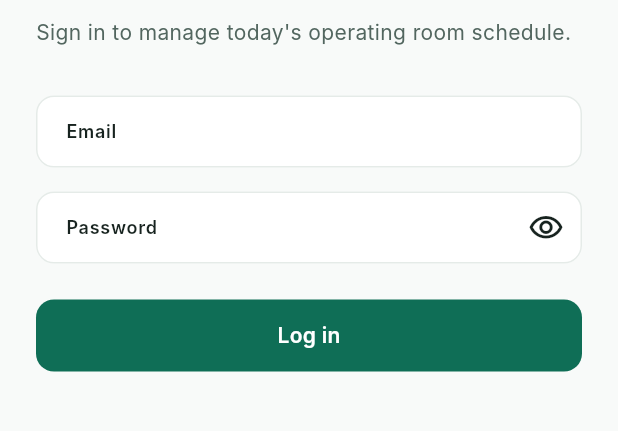
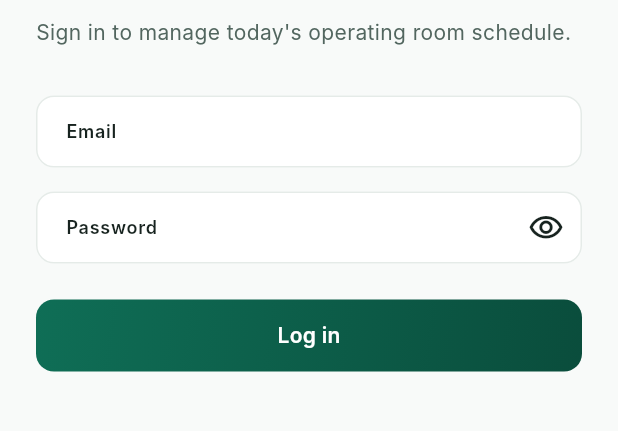
Before and after one commit to MhdAbdAlomari/shifa-app, a Flutter app: the screen it shows after launch, on a phone screen of 412 x 824 dp, the part 461-892 px from its top. Run offline on Flutter 3.47's test engine with Material 3 defaults, Android fonts, the light colour scheme and no system bars; our stand-ins replace dio, equatable, flutter_bloc, flutter_secure_storage, go_router, shared_preferences; Roboto replaces fonts that are missing (Inter, Plus Jakarta Sans).

Commit message:
feat: redesign visual language with gradient headers and card shadows
Introduce a soft floating shadow and larger 20px corner radius for
AppCard with an optional hero gradient variant for emphasized cards,
and give PrimaryButton a subtle gradient fill.

```diff
--- a/lib/core/theme/app_spacing.dart
+++ b/lib/core/theme/app_spacing.dart
@@ -24,9 +24,9 @@ class AppSpacing {
   /// `card-inner-padding: 1.25rem`).
   static const double cardPadding = 20;
 
-  /// Card corner radius. The DESIGN.md rule is 16px on every primary
-  /// container, so we use the same value across cards and modal headers.
-  static const double radiusCard = 16;
+  /// Card corner radius — 20px for a softer, more modern feel across
+  /// cards and modal headers.
+  static const double radiusCard = 20;
 
   /// Button and input radius (12px per DESIGN.md).
   static const double radiusButton = 12;
--- a/lib/widgets/primary_button.dart
+++ b/lib/widgets/primary_button.dart
@@ -51,11 +51,41 @@ class PrimaryButton extends StatelessWidget {
         textStyle: AppTextStyles.button.copyWith(color: fg),
       );
 
-  Widget _filled() => FilledButton(
-        onPressed: isLoading ? null : onPressed,
-        style: _base(AppColors.primary, AppColors.textOnPrimary),
-        child: _content(AppColors.textOnPrimary),
-      );
+  Widget _filled() {
+    final button = FilledButton(
+      onPressed: isLoading ? null : onPressed,
+      style: FilledButton.styleFrom(
+        backgroundColor: Colors.transparent,
+        disabledBackgroundColor: Colors.transparent,
+        foregroundColor: AppColors.textOnPrimary,
+        padding: const EdgeInsets.symmetric(horizontal: AppSpacing.xl),
+        shape: RoundedRectangleBorder(
+          borderRadius: BorderRadius.circular(AppSpacing.radiusButton),
+        ),
+        textStyle: AppTextStyles.button.copyWith(color: AppColors.textOnPrimary),
+      ),
+      child: _content(AppColors.textOnPrimary),
+    );
+    // Layered as a gradient container behind a transparent FilledButton
+    // (rather than a raw GestureDetector) so we keep Material's ripple,
+    // focus, and disabled-opacity behavior for free.
+    return DecoratedBox(
+      decoration: BoxDecoration(
+        gradient: onPressed == null && !isLoading
+            ? null
+            : const LinearGradient(
+                begin: Alignment.topLeft,
+                end: Alignment.bottomRight,
+                colors: [AppColors.primary, AppColors.primaryDeep],
+              ),
+        color: onPressed == null && !isLoading
+            ? AppColors.primary.withValues(alpha: 0.4)
+            : null,
+        borderRadius: BorderRadius.circular(AppSpacing.radiusButton),
+      ),
+      child: button,
+    );
+  }
 
   Widget _subdued() => FilledButton(
         onPressed: isLoading ? null : onPressed,
```
Also changed, not shown: lib/core/theme/app_shadows.dart (+20 -20 lines), lib/widgets/app_card.dart (+29 -5 lines).
